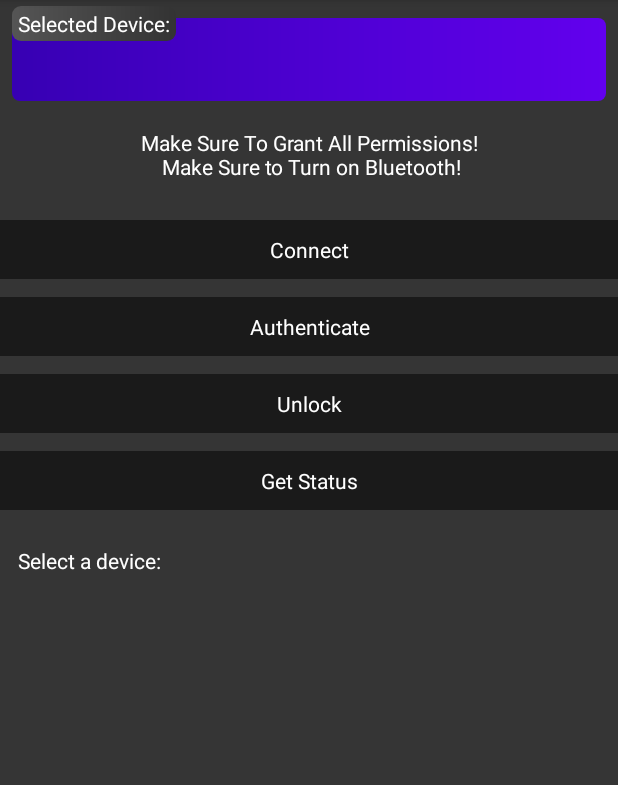
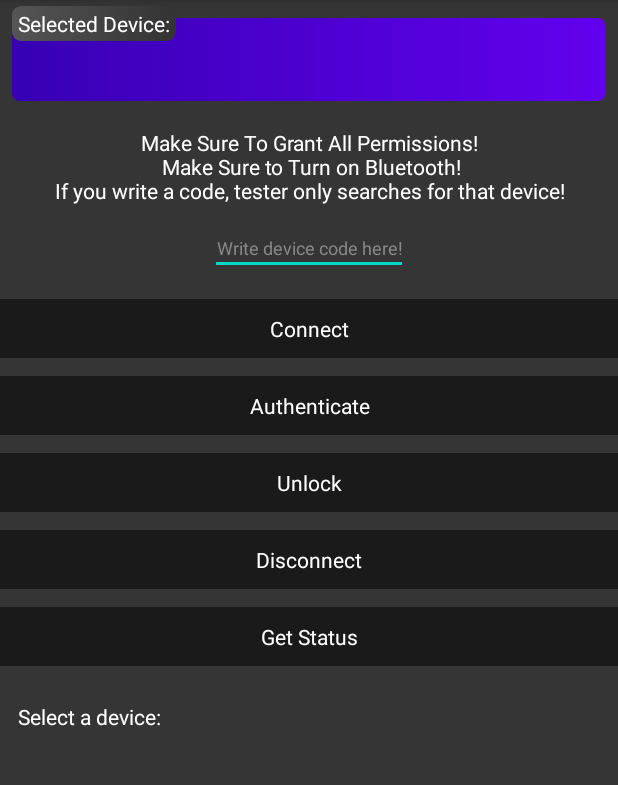
Before and after one commit to em-ad/locktester, an Android app: the screen it shows after launch (MainActivity), on a phone screen of 412 x 824 dp, the part 84-869 px from its top. Run offline under Robolectric (Android 15) with nearby library versions, the phone set to English and light mode, and no system bars; our stand-ins replace EventBus, data binding.

```diff
--- a/app/src/main/AndroidManifest.xml
+++ b/app/src/main/AndroidManifest.xml
@@ -20,7 +20,8 @@
         android:roundIcon="@mipmap/ic_launcher_round"
         android:supportsRtl="true"
         android:theme="@style/Theme.LockTester">
-        <activity android:name=".MainActivity">
+        <activity android:name=".MainActivity"
+            android:screenOrientation="portrait">
             <intent-filter>
                 <action android:name="android.intent.action.MAIN" />
 
--- a/app/src/main/res/layout/activity_main.xml
+++ b/app/src/main/res/layout/activity_main.xml
@@ -10,7 +10,7 @@
     <LinearLayout
         android:layout_width="match_parent"
         android:layout_height="match_parent"
-        android:gravity="center_vertical"
+        android:gravity="center"
         android:background="#353535"
         android:orientation="vertical"
         tools:context=".MainActivity">
@@ -24,9 +24,22 @@
             android:paddingTop="10dp"
             android:paddingBottom="10dp"
             android:gravity="center"
-            android:text="Make Sure To Grant All Permissions!\n Make Sure to Turn on Bluetooth!"
+            android:text="Make Sure To Grant All Permissions!\n Make Sure to Turn on Bluetooth!\nIf you write a code, tester only searches for that device!"
             android:textColor="@color/white"
              />
+
+        <EditText
+            android:layout_width="wrap_content"
+            android:layout_height="wrap_content"
+            android:id="@+id/editText"
+            android:paddingTop="10dp"
+            android:paddingBottom="10dp"
+            android:gravity="center"
+            android:textSize="12sp"
+            android:textColorHint="#888"
+            android:hint="Write device code here!"
+            android:textColor="@color/white"
+            />
 
         <TextView
             android:id="@+id/connect"
@@ -66,6 +79,18 @@
             android:background="@android:drawable/screen_background_dark_transparent" />
 
         <TextView
+            android:id="@+id/disconnect"
+            android:layout_width="match_parent"
+            android:layout_height="wrap_content"
+            android:paddingTop="10dp"
+            android:paddingBottom="10dp"
+            android:gravity="center"
+            android:text="Disconnect"
+            android:textColor="@color/white"
+            android:layout_marginBottom="12dp"
+            android:background="@android:drawable/screen_background_dark_transparent" />
+
+        <TextView
             android:id="@+id/getStatus"
             android:layout_width="match_parent"
             android:layout_height="wrap_content"
--- a/locklib/src/main/java/com/lock/locklib/blelibrary/Adapter/BleAdapter.java
+++ b/locklib/src/main/java/com/lock/locklib/blelibrary/Adapter/BleAdapter.java
@@ -62,7 +62,7 @@ public class BleAdapter extends BluetoothGattCallback {
     public void start() {
         this.searchBle.setListener(new SearchListener.ScanListener() {
             public void onLeScan(BleBase bleBase, BleStatus bleStatus) {
-//                Log.e(TAG, "onLeScan BASE: " + new Gson().toJson(bleBase) );
+                Log.e(TAG, "onLeScan BASE: " + new Gson().toJson(bleBase) );
                 boolean existing = false;
                 ArrayList<BleBase> list = searchBle.sharedPreferences.getSaveBle().BaseList;
                 for (int i = 0; i < list.size(); i++) {
```
Also changed, not shown: app/src/main/java/com/lock/sdk/MainActivity.java (+31 -2 lines), locklib/src/main/java/com/lock/locklib/LockTester.java (+85 -3 lines).
